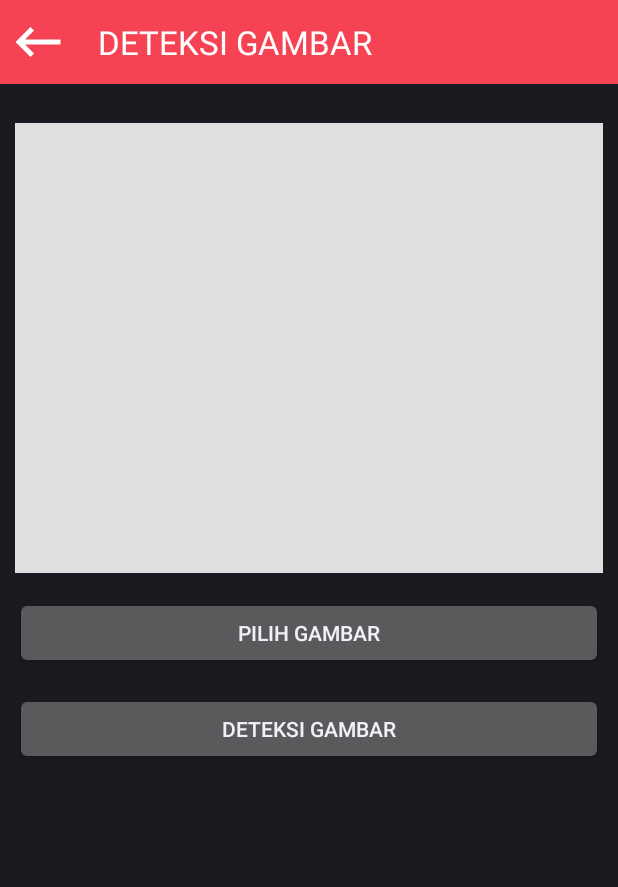
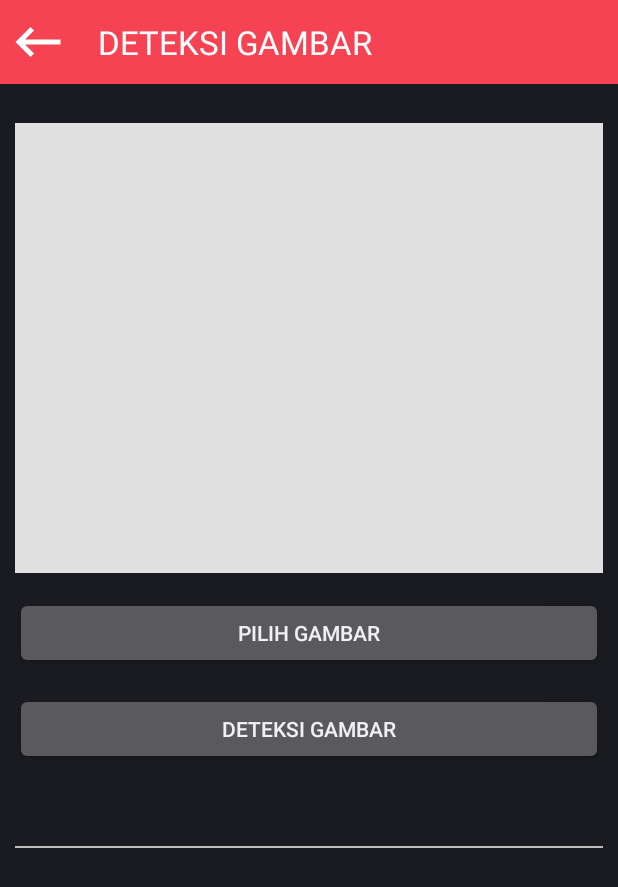
Before and after one commit to puputmgr/upload, an Android app: the MoreInfoActivity screen opened directly, with no data from a screen before it, on a phone screen of 412 x 824 dp. Shown: the top 887 px of the screen. Run offline under Robolectric (Android 15) with nearby library versions, the phone set to English and light mode, and no system bars; 1 statement that could not run was skipped.

Commit message:
second commit

```diff
--- a/app/src/main/java/com/tencent/yolov8ncnn/MoreInfoActivity.java
+++ b/app/src/main/java/com/tencent/yolov8ncnn/MoreInfoActivity.java
@@ -50,7 +50,7 @@ public class MoreInfoActivity extends Activity {
     private void loadModel() {
         boolean ret_init = yolov8ncnn.loadModel(getAssets(), 0, 0);
         if (!ret_init) {
-            Log.e("ImageUploadActivity", "yolov8ncnn loadModel failed");
+            Log.e("MoreInfoActivity", "yolov8ncnn loadModel failed");
         }
     }
 
@@ -80,6 +80,7 @@ public class MoreInfoActivity extends Activity {
         if (selectedBitmap != null) {
             String detectionResults = yolov8ncnn.detect(selectedBitmap);
             if (detectionResults != null) {
+                // Menampilkan hasil deteksi pada TextView
                 tvDetectionResults.setText(detectionResults);
                 Toast.makeText(this, "Detection successful", Toast.LENGTH_SHORT).show();
             } else {
--- a/app/src/main/res/layout/more_info_activity.xml
+++ b/app/src/main/res/layout/more_info_activity.xml
@@ -4,6 +4,7 @@
     android:layout_height="match_parent"
     android:orientation="vertical">
 
+    <!-- Header with back button and title -->
     <RelativeLayout
         android:layout_width="match_parent"
         android:layout_height="wrap_content"
@@ -43,15 +44,6 @@
             android:paddingEnd="10dp"
             android:orientation="vertical">
 
-            <RelativeLayout
-                android:layout_width="match_parent"
-                android:layout_height="wrap_content">
-
-
-
-
-            </RelativeLayout>
-
             <!-- ImageView to display the selected image -->
             <ImageView
                 android:id="@+id/iv_selected_image"
@@ -86,6 +78,22 @@
                 android:text=""
                 android:textSize="16sp"
                 android:textColor="#000000"/>
+
+            <!-- Optional: Add a separator or additional UI elements as needed -->
+            <View
+                android:layout_width="match_parent"
+                android:layout_height="1dp"
+                android:background="#BDBDBD"
+                android:layout_marginTop="16dp"/>
+
+            <!-- Example of a detected objects list (replace with actual detection results) -->
+            <LinearLayout
+                android:id="@+id/layout_detected_objects"
+                android:layout_width="match_parent"
+                android:layout_height="wrap_content"
+                android:orientation="vertical"
+                android:layout_marginTop="16dp"/>
+
         </LinearLayout>
     </ScrollView>
 </LinearLayout>
--- a/app/src/main/res/values/strings.xml
+++ b/app/src/main/res/values/strings.xml
@@ -88,6 +88,9 @@
     <string name="title_image_upload">Unggah Gambar</string>
     <string name="select_image">Pilih Gambar</string>
     <string name="detect_image">Deteksi Gambar</string>
+    <string name="start_camera">Start Camera</string>
+    <string name="stop_camera">Stop Camera</string>
+    <string name="layout_detected_objects"></string>
     <string name="lorem_txt">Lorem ipsum dolor sit amet, consectetur adipiscing elit, sed do eiusmod tempor incididunt ut labore et dolore magna aliqua. Ut enim ad minim veniam, quis nostrud exercitation ullamco laboris nisi ut aliquip ex ea commodo consequat. Duis aute irure dolor in reprehenderit in voluptate velit esse cillum dolore eu fugiat nulla pariatur. Excepteur sint occaecat cupidatat non proident, sunt in culpa qui officia deserunt mollit anim id est laborum</string>
     <string-array name="model_array">
         <item>n</item>
```
Also changed, not shown: app/src/main/java/com/tencent/yolov8ncnn/DetectorActivity.java (+32 -13 lines), app/src/main/res/layout/detector_activity.xml (+25 -8 lines), 67 other files.
